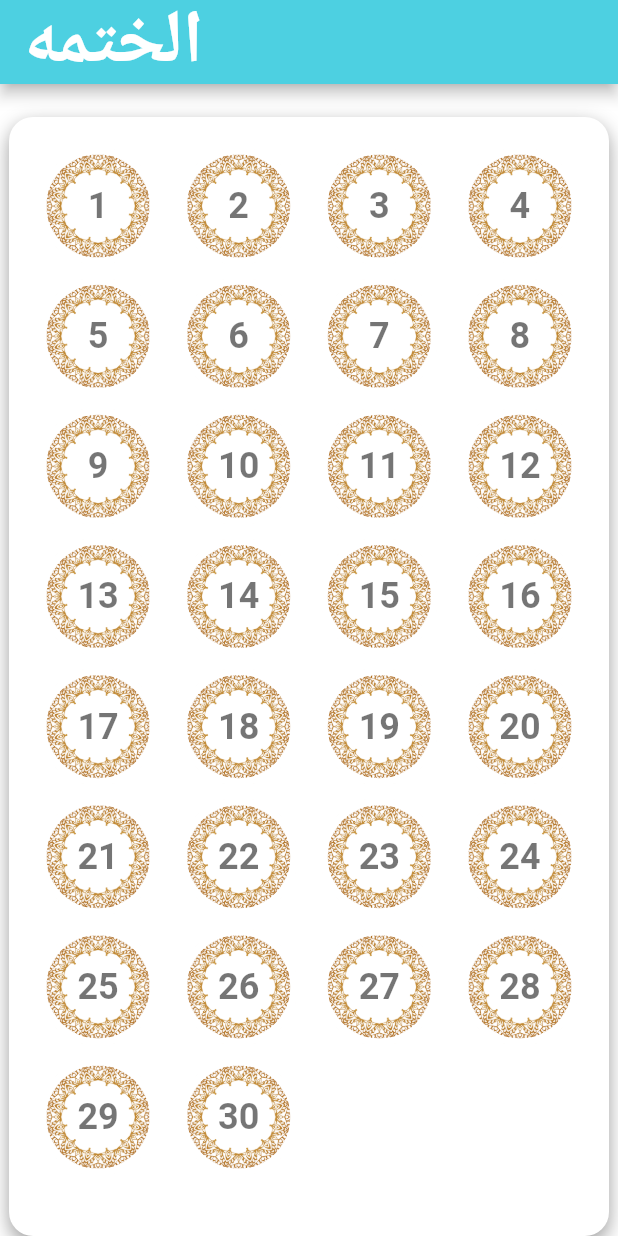
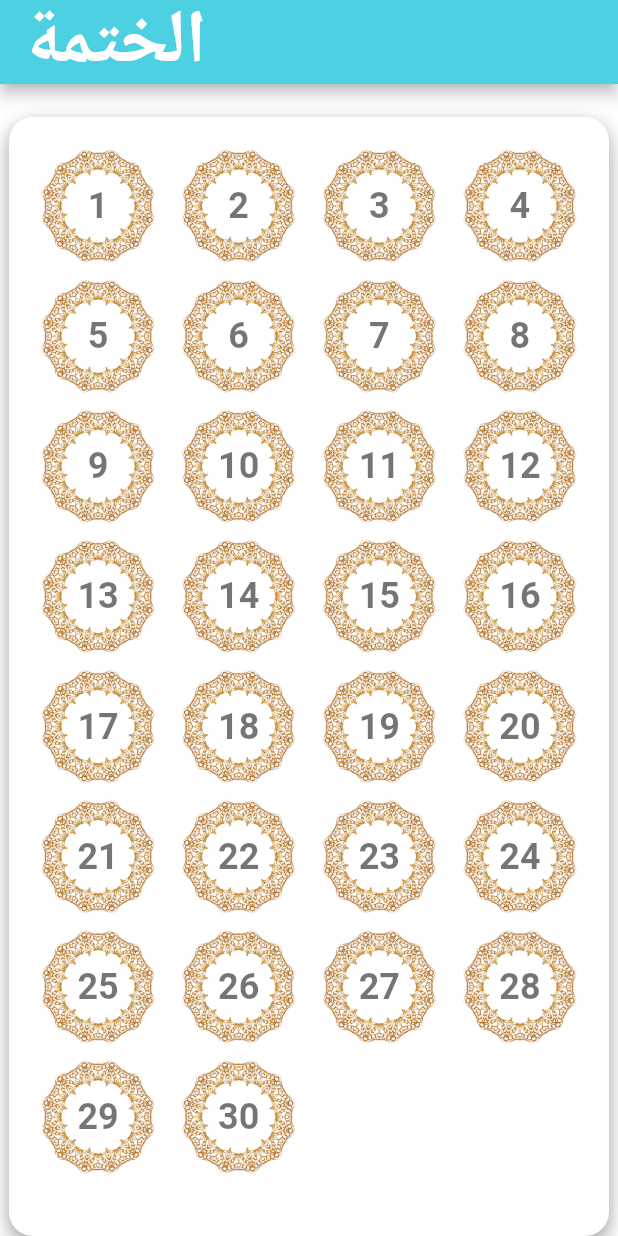
Before and after one commit to kosamaly/Quran, a Flutter app: the screen it shows after launch, on a phone screen of 412 x 824 dp. Run offline on Flutter 3.47's test engine with Material 2 defaults, Android fonts, the light colour scheme and no system bars; our stand-ins replace firebase_auth, rflutter_alert; accounts and stored records are empty.

Commit message:
Refactor Jozz widget / model

```diff
--- /dev/null
+++ b/lib/data/local/dummy_data.dart
@@ -0,0 +1,8 @@
+import 'package:flash/logic/models/jozz_model.dart';
+
+List<JozzModel> quran = List.generate(
+  30,
+  (index) => JozzModel(
+    jozzNum: index + 1,
+  ),
+);
--- a/lib/ui/screens/user_screen.dart
+++ b/lib/ui/screens/user_screen.dart
@@ -1,3 +1,5 @@
+import 'package:flash/data/local/dummy_data.dart';
+import 'package:flash/ui/widgets/jozz_widget.dart';
 import 'package:flutter/material.dart';
 
 class UserScreen extends StatefulWidget {
@@ -9,7 +11,6 @@ class UserScreen extends StatefulWidget {
 }
 
 class UserScreenState extends State<UserScreen> {
-  List isSelectedList = List.generate(30, (index) => false);
   @override
   Widget build(BuildContext context) {
     return Scaffold(
@@ -17,7 +18,7 @@ class UserScreenState extends State<UserScreen> {
       appBar: AppBar(
         backgroundColor: Colors.cyan[300],
         title: const Text(
-          'الختمه',
+          'الختمة',
           style: TextStyle(fontSize: 50, fontWeight: FontWeight.bold),
         ),
       ),
@@ -48,47 +49,11 @@ class UserScreenState extends State<UserScreen> {
                 crossAxisCount: 4,
 
                 // Number of columns
-                children: List.generate(30, (index) {
-                  return GestureDetector(
-                    onTap: () {
-                      setState(() {
-                        isSelectedList[index] = !isSelectedList[
-                            index]; // Convert clicked number to red
-                      });
-                    },
-                    child: Container(
-                      alignment: Alignment.center,
-                      decoration: BoxDecoration(
-                        image: const DecorationImage(
-                          image: AssetImage(
-                            'images/4.png',
-                          ),
-                          fit: BoxFit.cover,
-                          repeat: ImageRepeat.repeat,
-                        ),
-                        border: Border.all(
-                            color: isSelectedList[index]
-                                ? Colors.greenAccent
-                                : Colors.white,
-                            width: 5),
-                        borderRadius:
-                            const BorderRadius.all(Radius.circular(80)),
-                        color:
-                            isSelectedList[index] ? Colors.green : Colors.white,
-                      ),
-                      child: Text(
-                        '${index + 1}',
-                        style: TextStyle(
-                          fontSize: 24,
-                          fontWeight: FontWeight.bold,
-                          color: isSelectedList[index]
-                              ? Colors.green
-                              : Colors.black54,
-                        ),
-                      ),
-                    ),
-                  );
-                }),
+                children: quran
+                    .map(
+                      (element) => JozzWidget(jozz: element),
+                    )
+                    .toList(),
               ),
             ),
           ),
--- a/lib/ui/widgets/jozz_widget.dart
+++ b/lib/ui/widgets/jozz_widget.dart
@@ -1,5 +1,5 @@
 import 'package:flash/logic/models/jozz_model.dart';
-import 'package:flutter/cupertino.dart';
+import 'package:flutter/material.dart';
 
 class JozzWidget extends StatefulWidget {
   const JozzWidget({Key? key, required this.jozz}) : super(key: key);
@@ -13,6 +13,37 @@ class JozzWidget extends StatefulWidget {
 class _JozzWidgetState extends State<JozzWidget> {
   @override
   Widget build(BuildContext context) {
-    return Container();
+    final bool isSelected = widget.jozz.assignedUser != null;
+
+    return GestureDetector(
+      onTap: () {
+        /// TODO: Send to back-end to reserve the Jozz for the current user.
+        debugPrint("Jozz is clicked");
+      },
+      child: Container(
+        alignment: Alignment.center,
+        decoration: BoxDecoration(
+          image: const DecorationImage(
+            image: AssetImage(
+              'images/4.png',
+            ),
+            fit: BoxFit.cover,
+          ),
+          border: Border.all(
+              color:
+                  isSelected ? Colors.cyanAccent.shade700 : Colors.transparent,
+              width: 4),
+          borderRadius: const BorderRadius.all(Radius.circular(80)),
+        ),
+        child: Text(
+          widget.jozz.jozzNum.toString(), // Jozz number
+          style: TextStyle(
+            fontSize: 24,
+            fontWeight: FontWeight.bold,
+            color: isSelected ? Colors.cyanAccent.shade700 : Colors.black54,
+          ),
+        ),
+      ),
+    );
   }
 }
```
Also changed, not shown: lib/main.dart (+0 -10 lines), lib/data/local/dumy_data.dart (deleted).
